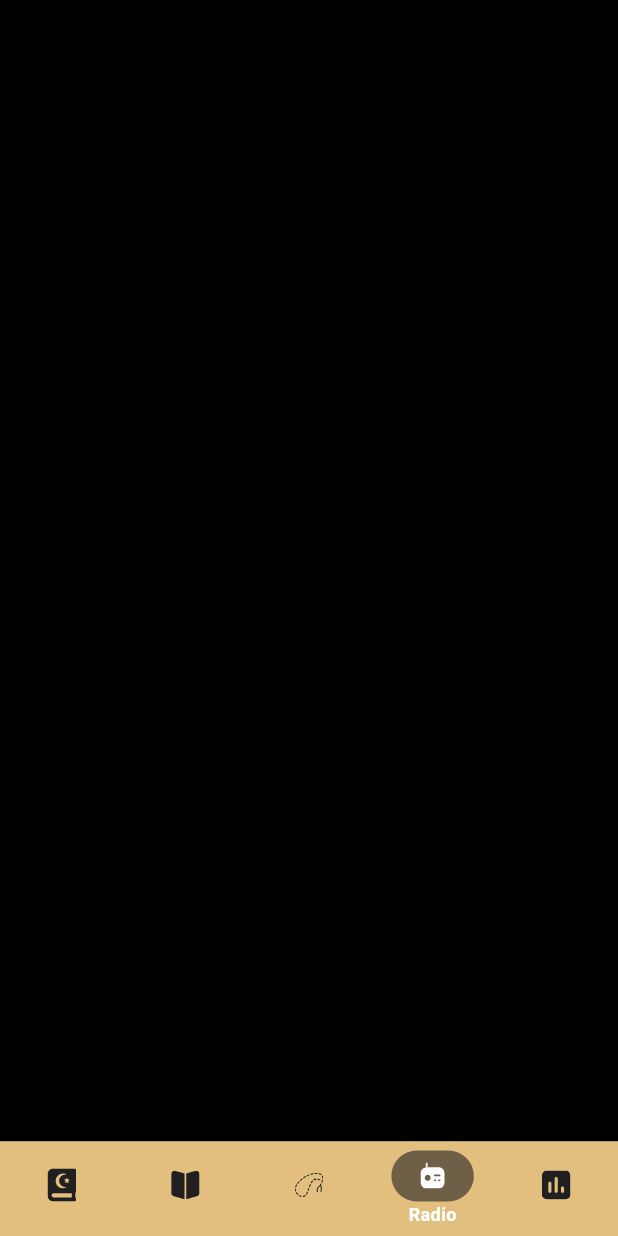
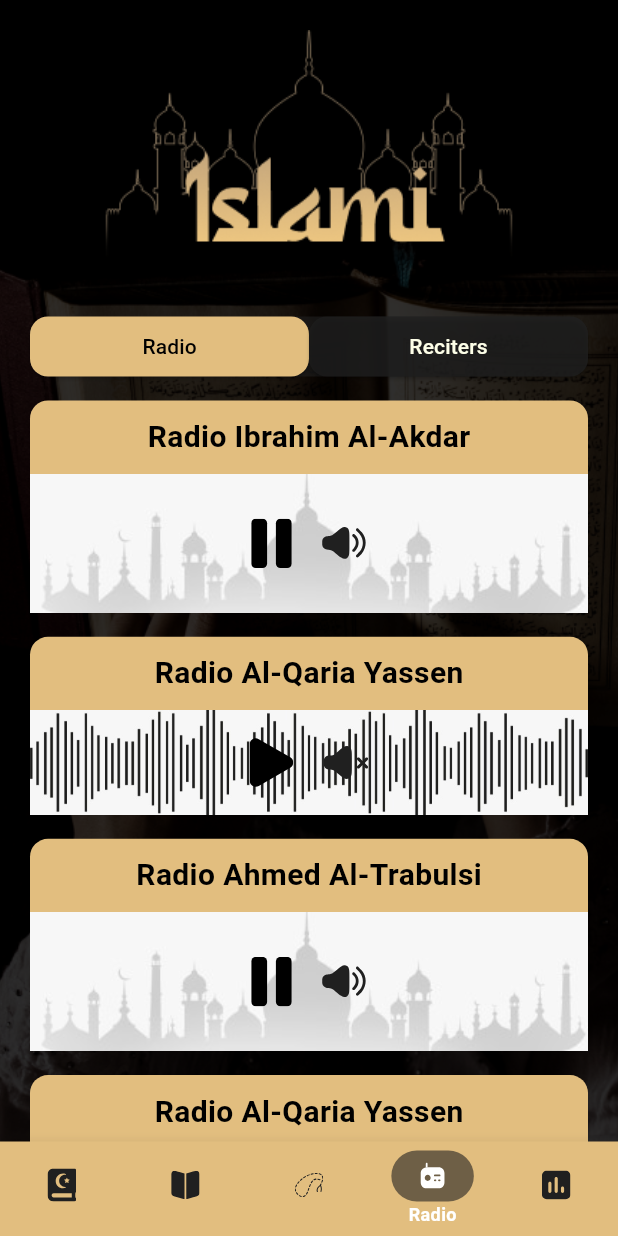
Before and after one commit to mayarkhaled6698/quran-app-c13-offline, a Flutter app: the screen it shows after launch, item 4 of the bottom bar chosen, on a phone screen of 412 x 824 dp. Run offline on Flutter 3.47's test engine with Material 3 defaults, Android fonts, the phone set to English and light mode, and no system bars; our stand-ins replace flutter_svg, google_fonts; project files that could hold a hidden picture were left out.

Commit message:
radio tab is done without background color in radio widget

```diff
--- a/lib/core/resources/assets_manager.dart
+++ b/lib/core/resources/assets_manager.dart
@@ -28,5 +28,7 @@ abstract final class SvgAssets {
   static const String selectedHadithIcon = '${base}selected_hadith_icon.svg';
   static const String quranSearchIcon = '${base}quran_search_icon.svg';
   static const String muteIcon = '${base}Vector.svg';
-  static const String volumeHigh = '${base}Volume High.svg';
+  static const String unmute = '${base}unmute.svg';
+  static const String playIcon = '${base}Play.svg';
+  static const String pauseIcon = '${base}PauseIcon.svg';
 }
--- a/lib/presentation/screens/home/tabs/radio/radio.dart
+++ b/lib/presentation/screens/home/tabs/radio/radio.dart
@@ -1,12 +1,131 @@
 import 'package:flutter/material.dart';
+import 'package:islami_c13_offline/core/resources/colors_manager.dart';
+import 'package:islami_c13_offline/presentation/screens/home/tabs/radio/widgets/radio_widget.dart';
+import '../../../../../core/resources/assets_manager.dart';
 
-class RadioTab extends StatelessWidget {
+class RadioTab extends StatefulWidget {
   const RadioTab({super.key});
 
   @override
+  _RadioTabState createState() => _RadioTabState();
+}
+
+class _RadioTabState extends State<RadioTab> {
+  bool _showRadioWidget = true;
+
+  @override
   Widget build(BuildContext context) {
-    return Container(
-      color: Colors.black,
+    return SingleChildScrollView(
+      child: Stack(
+        children: [
+          Positioned.fill(
+            child: Image.asset(
+              AssetImages.womenReadingQuran,
+              fit: BoxFit.cover,
+            ),
+          ),
+          Positioned.fill(
+            child: Container(
+              color: Colors.black.withOpacity(0.8),
+            ),
+          ),
+          Padding(
+            padding: const EdgeInsets.symmetric(horizontal: 20, vertical: 20),
+            child: Column(
+              crossAxisAlignment: CrossAxisAlignment.start,
+              children: [
+                Center(child: Image.asset(AssetImages.islamiLogo)),
+                const SizedBox(
+                  height: 20,
+                ),
+                Padding(
+                  padding: const EdgeInsets.only(bottom: 8),
+                  child: Container(
+                    decoration: BoxDecoration(
+                      color: ColorsManager.black60,
+                      borderRadius: BorderRadius.circular(12),
+                    ),
+                    height: 40,
+                    width: double.infinity,
+                    child: Row(
+                      mainAxisAlignment: MainAxisAlignment.spaceEvenly,
+                      children: [
+                        Expanded(
+                          child: ElevatedButton(
+                            onPressed: () {
+                              setState(() {
+                                _showRadioWidget = true;
+                              });
+                            },
+                            style: ElevatedButton.styleFrom(
+                              backgroundColor: _showRadioWidget ? ColorsManager.gold : ColorsManager.black60,
+                              shape: RoundedRectangleBorder(
+                                borderRadius: BorderRadius.circular(12),
+                              ),
+                            ),
+                            child: Text(
+                              'Radio',
+                              style: TextStyle(
+                                color: _showRadioWidget ? ColorsManager.black : ColorsManager.whiteSugar,
+                              ),
+                            ),
+                          ),
+                        ),
+                        Expanded(
+                          child: ElevatedButton(
+                            onPressed: () {
+                              setState(() {
+                                _showRadioWidget = false;
+                              });
+                            },
+                            style: ElevatedButton.styleFrom(
+                              backgroundColor: !_showRadioWidget ? ColorsManager.gold : ColorsManager.black60, // Highlight the active button
+                              shape: RoundedRectangleBorder(
+                                borderRadius: BorderRadius.circular(12),
+                              ),
+                            ),
+                            child: Text(
+                              'Reciters',
+                              style: TextStyle(
+                                color: _showRadioWidget ? ColorsManager.whiteSugar : ColorsManager.black,
+                              ),
+                            ),
+                          ),
+                        ),
+                      ],
+                    ),
+                  ),
+                ),
+                if (_showRadioWidget)
+                  const RadioWidget(
+                    name: 'Radio Ibrahim Al-Akdar',
+                    pauseImage: SvgAssets.pauseIcon,
+                    muteImage: SvgAssets.unmute,
+                    backgroundImage: AssetImages.mosques,
+                  ),
+                const RadioWidget(
+                  name: 'Radio Al-Qaria Yassen',
+                  pauseImage: SvgAssets.playIcon,
+                  muteImage: SvgAssets.muteIcon,
+                  backgroundImage: AssetImages.soundWave,
+                ),
+                const RadioWidget(
+                  name: 'Radio Ahmed Al-Trabulsi',
+                  pauseImage: SvgAssets.pauseIcon,
+                  muteImage: SvgAssets.unmute,
+                  backgroundImage: AssetImages.mosques,
+                ),
+                const RadioWidget(
+                  name: 'Radio Al-Qaria Yassen',
+                  pauseImage: SvgAssets.playIcon,
+                  muteImage: SvgAssets.muteIcon,
+                  backgroundImage: AssetImages.soundWave,
+                ),
+              ],
+            ),
+          ),
+        ],
+      ),
     );
   }
 }
--- /dev/null
+++ b/lib/presentation/screens/home/tabs/radio/widgets/radio_widget.dart
@@ -0,0 +1,68 @@
+import 'package:flutter/cupertino.dart';
+import 'package:flutter/material.dart';
+import 'package:flutter_svg/svg.dart';
+import 'package:islami_c13_offline/core/resources/colors_manager.dart';
+
+class RadioWidget extends StatelessWidget {
+  final String name;
+  final String muteImage;
+  final String pauseImage;
+  final String backgroundImage;
+
+  const RadioWidget({
+    super.key,
+    required this.name,
+    required this.muteImage,
+    required this.pauseImage,
+    required this.backgroundImage,
+  });
+
+  @override
+  Widget build(BuildContext context) {
+    return Padding(
+      padding: const EdgeInsets.symmetric(vertical: 8),
+      child: Container(
+        decoration: BoxDecoration(
+          color: ColorsManager.gold,
+          borderRadius: BorderRadius.circular(12),
+        ),
+        child: Column(
+          crossAxisAlignment: CrossAxisAlignment.center,
+          children: [
+            const SizedBox(height: 10),
+            Text(
+              name,
+              style: const TextStyle(
+                fontWeight: FontWeight.bold,
+                fontSize: 20,
+                color: ColorsManager.black,
+              ),
+            ),
+            const SizedBox(height: 10),
+            Stack(alignment: AlignmentDirectional.center, children: [
+              Image.asset(
+                backgroundImage,
+                fit: BoxFit.cover,
+              ),
+              Row(
+                mainAxisAlignment: MainAxisAlignment.center,
+                children: [
+                  SvgPicture.asset(
+                    color: ColorsManager.black,
+                    pauseImage,
+                  ),
+                  const SizedBox(width: 20),
+                  SvgPicture.asset(
+                    muteImage,
+                    height: 32,
+                    width: 30,
+                  ),
+                ],
+              ),
+            ]),
+          ],
+        ),
+      ),
+    );
+  }
+}
```
Also changed, not shown: assets/images/PauseIcon.svg (added), assets/images/Play.svg (added), assets/images/unmute.svg (added).
